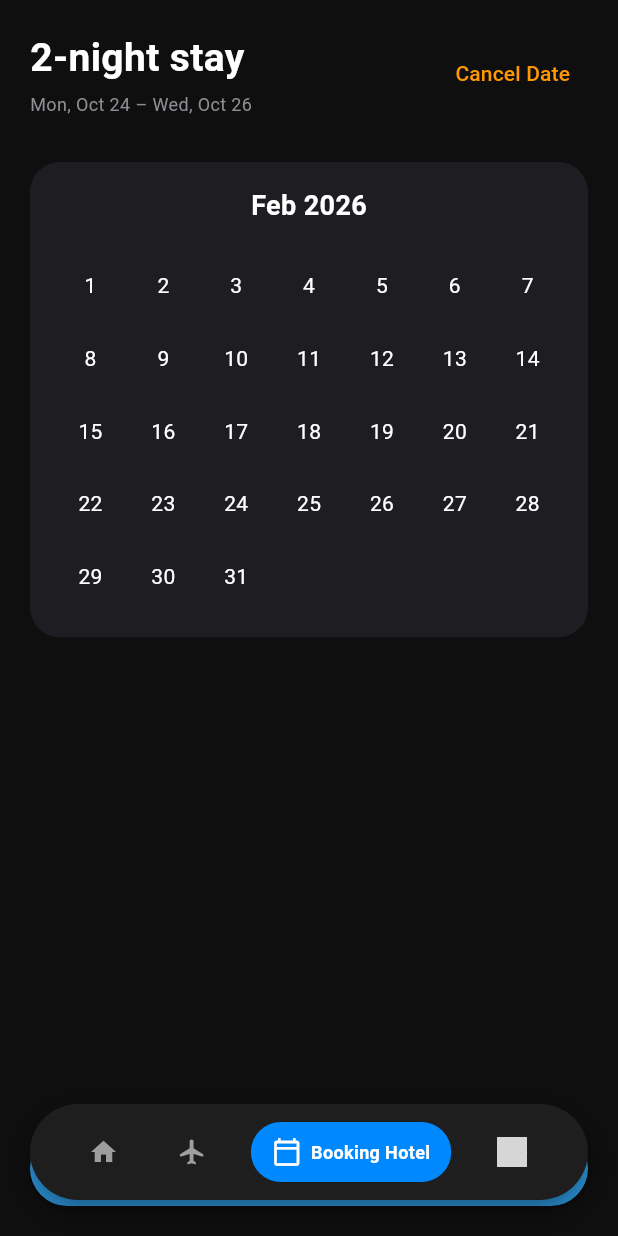
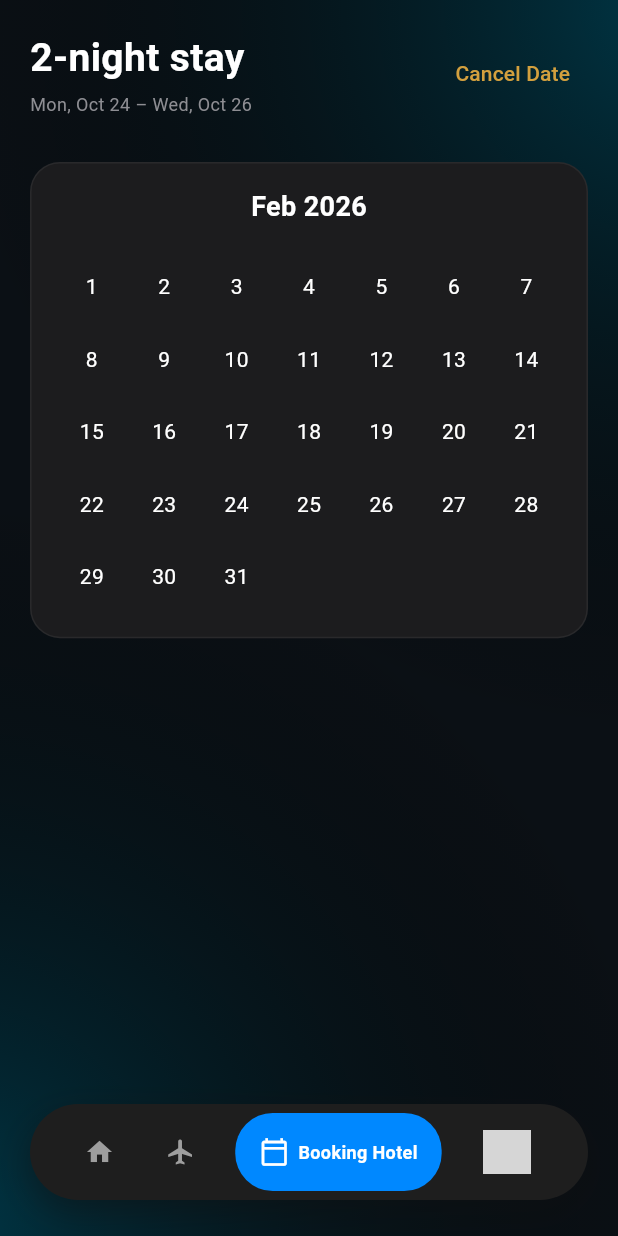
Before and after one commit to Ksumitkumar/test_assignment, a Flutter app: the screen it shows after launch, item 3 of the bottom bar chosen, on a phone screen of 412 x 824 dp. Run offline on Flutter 3.47's test engine with Material 3 defaults, Android fonts, the phone set to English and light mode, and no system bars; our stand-ins replace go_router; network calls fail; grey boxes are pictures that could not be loaded.

Commit message:
color change dynamic done

```diff
--- a/lib/core/app_color.dart
+++ b/lib/core/app_color.dart
@@ -9,4 +9,8 @@ class AppColors {
   static const Color secondaryText = Color(0xFF8E8E93);
   static const Color tagBg = Color(0xFF2C2C30);
   static const Color badgeYellow = Color(0xFFD3A03E);
+  static const Color greyColor = Colors.grey;
+  static const Color transColor = Colors.transparent;
+  static const Color topRightColor = Color(0xFF003848);
+  static const Color bottomLeftColor = Color(0xFF003848);
 }
--- a/lib/core/app_typography.dart
+++ b/lib/core/app_typography.dart
@@ -28,6 +28,6 @@ class AppTypography {
   static const TextStyle button = TextStyle(
     fontSize: 16,
     fontWeight: FontWeight.bold,
-    color: Colors.white,
+    color: AppColors.primaryText,
   );
 }
--- a/lib/core/custom_bottom_nav_bar.dart
+++ b/lib/core/custom_bottom_nav_bar.dart
@@ -63,7 +63,9 @@ class CustomBottomNavBar extends StatelessWidget {
                   )
                 : Icon(
                     icon,
-                    color: isSelected ? Colors.white : AppColors.secondaryText,
+                    color: isSelected
+                        ? AppColors.primaryText
+                        : AppColors.secondaryText,
                     size: 20,
                   ),
             if (isSelected && label != null) ...[
@@ -71,7 +73,7 @@ class CustomBottomNavBar extends StatelessWidget {
               Text(
                 label,
                 style: const TextStyle(
-                  color: Colors.white,
+                  color: AppColors.primaryText,
                   fontWeight: FontWeight.bold,
                 ),
               ),
--- a/lib/features/home_dashboard_scren.dart
+++ b/lib/features/home_dashboard_scren.dart
@@ -1,5 +1,7 @@
 import 'package:flutter/material.dart';
+import 'package:test_assignment/core/app_strings.dart';
 
+import '../core/app_color.dart';
 import '../data/location_data.dart';
 import '../presentation/book_hotel_screen.dart';
 import '../presentation/resort_screen.dart';
@@ -19,7 +21,7 @@ class _HomeDashboardScreenState extends State<HomeDashboardScreen> {
 
   final List<NavTabItem> _navItems = const [
     NavTabItem(title: "Dashboard", icon: Icons.home),
-    NavTabItem(title: "Hotels Resort", icon: Icons.flight_rounded),
+    NavTabItem(title: "Hotels Resort", icon: Icons.flight_outlined),
     NavTabItem(title: "Booking Hotel", icon: Icons.calendar_today_outlined),
     NavTabItem(
       title: "Account",
@@ -53,8 +55,8 @@ class _HomeDashboardScreenState extends State<HomeDashboardScreen> {
                       -1.0), // Changed -1.2 to 1.2 to position at top-right
                   radius: 1.2,
                   colors: [
-                    Color(0xFF003848),
-                    Colors.transparent,
+                    AppColors.topRightColor,
+                    AppColors.transColor,
                   ],
                   stops: [0.0, 1.0],
                 ),
@@ -70,8 +72,8 @@ class _HomeDashboardScreenState extends State<HomeDashboardScreen> {
                   center: Alignment(-1.2, 1.0),
                   radius: 1.2,
                   colors: [
-                    Color(0xFF003848),
-                    Colors.transparent,
+                    AppColors.bottomLeftColor,
+                    AppColors.transColor,
                   ],
                   stops: [0.0, 1.0],
                 ),
@@ -97,7 +99,7 @@ class _HomeDashboardScreenState extends State<HomeDashboardScreen> {
                 borderRadius: BorderRadius.circular(35),
                 boxShadow: [
                   BoxShadow(
-                    color: Colors.black.withOpacity(0.5),
+                    color: AppColors.background.withOpacity(0.5),
                     blurRadius: 20,
                     offset: const Offset(0, 8),
                   ),
@@ -115,13 +117,13 @@ class _HomeDashboardScreenState extends State<HomeDashboardScreen> {
                       duration: const Duration(milliseconds: 300),
                       curve: Curves.easeInOut,
                       padding: EdgeInsets.symmetric(
-                        horizontal: isSelected ? 14 : 10,
-                        vertical: 10,
+                        horizontal: isSelected ? 16 : 8,
+                        vertical: 16,
                       ),
                       decoration: BoxDecoration(
                         color: isSelected
                             ? const Color(0xFF0088FF)
-                            : Colors.transparent,
+                            : AppColors.transColor,
                         borderRadius: BorderRadius.circular(25),
                       ),
                       child: Row(
@@ -134,20 +136,22 @@ class _HomeDashboardScreenState extends State<HomeDashboardScreen> {
                                 shape: BoxShape.circle,
                                 border: Border.all(
                                   color: isSelected
-                                      ? Colors.white
-                                      : Colors.transparent,
+                                      ? AppColors.primaryText
+                                      : AppColors.transColor,
                                   width: 1.5,
                                 ),
                               ),
                               child: CircleAvatar(
-                                radius: 10,
-                                backgroundImage: NetworkImage(item.imageUrl!),
+                                radius: 16,
+                                foregroundImage: NetworkImage(item.imageUrl!),
                               ),
                             )
                           else
                             Icon(
                               item.icon,
-                              color: isSelected ? Colors.white : Colors.grey,
+                              color: isSelected
+                                  ? AppColors.primaryText
+                                  : AppColors.greyColor,
                               size: 20,
                             ),
 
@@ -158,7 +162,7 @@ class _HomeDashboardScreenState extends State<HomeDashboardScreen> {
                               child: Text(
                                 item.title,
                                 style: const TextStyle(
-                                  color: Colors.white,
+                                  color: AppColors.primaryText,
                                   fontWeight: FontWeight.bold,
                                   fontSize: 12,
                                 ),
@@ -229,30 +233,34 @@ class DashboardTab extends StatelessWidget {
                   crossAxisAlignment: CrossAxisAlignment.start,
                   children: [
                     const Text(
-                      "Good Morning\nPrabhat",
+                      AppStrings.greetingHeader,
                       style: TextStyle(
                         fontSize: 28,
                         fontWeight: FontWeight.bold,
-                        color: Colors.white,
+                        color: AppColors.primaryText,
                         height: 1.2,
                       ),
                     ),
                     IconButton(
                       onPressed: () {},
                       icon: const Icon(Icons.drag_handle,
-                          color: Colors.white, size: 28),
+                          color: AppColors.primaryText, size: 28),
                     ),
                   ],
                 ),
                 const SizedBox(height: 24),
                 TextField(
-                  style: const TextStyle(color: Colors.white),
+                  style: const TextStyle(
+                    color: AppColors.primaryText,
+                  ),
                   decoration: InputDecoration(
                     hintText: "Search Location",
-                    hintStyle:
-                        const TextStyle(color: Colors.grey, fontSize: 14),
-                    prefixIcon: const Icon(Icons.search, color: Colors.grey),
-                    suffixIcon: const Icon(Icons.mic_none, color: Colors.grey),
+                    hintStyle: const TextStyle(
+                        color: AppColors.greyColor, fontSize: 14),
+                    prefixIcon:
+                        const Icon(Icons.search, color: AppColors.greyColor),
+                    suffixIcon:
+                        const Icon(Icons.mic_none, color: AppColors.greyColor),
                     filled: true,
                     fillColor: const Color(0xFF1E1E1E),
                     contentPadding: const EdgeInsets.symmetric(vertical: 14),
@@ -353,7 +361,7 @@ class _StackedLocationCard extends StatelessWidget {
                 borderRadius: BorderRadius.circular(24),
                 boxShadow: [
                   BoxShadow(
-                    color: Colors.black.withOpacity(0.4),
+                    color: AppColors.background.withOpacity(0.4),
                     blurRadius: 12,
                     offset: const Offset(0, 6),
                   ),
@@ -368,7 +376,7 @@ class _StackedLocationCard extends StatelessWidget {
                     style: const TextStyle(
                       fontSize: 16,
                       fontWeight: FontWeight.bold,
-                      color: Colors.white,
+                      color: AppColors.primaryText,
                     ),
                   ),
                   const SizedBox(height: 12),
@@ -402,13 +410,13 @@ class _StatTile extends StatelessWidget {
       children: [
         Text(
           label,
-          style: const TextStyle(color: Colors.grey, fontSize: 12),
+          style: const TextStyle(color: AppColors.greyColor, fontSize: 12),
         ),
         const SizedBox(height: 4),
         Text(
           value,
           style: const TextStyle(
-            color: Colors.white,
+            color: AppColors.primaryText,
             fontWeight: FontWeight.bold,
             fontSize: 13,
           ),
--- a/lib/main.dart
+++ b/lib/main.dart
@@ -4,7 +4,6 @@ import 'package:test_assignment/features/home_dashboard_scren.dart';
 import 'package:test_assignment/features/profile_account_screen.dart';
 import 'package:test_assignment/presentation/book_hotel_screen.dart';
 import 'package:test_assignment/presentation/resort_screen.dart';
-import 'package:test_assignment/presentation/splash_screen.dart';
 
 GoRouter goRouter = GoRouter(
   initialLocation: '/',
@@ -43,6 +42,10 @@ class MyApp extends StatelessWidget {
       title: 'Test Assignment',
       routerConfig: goRouter,
       debugShowCheckedModeBanner: false,
+      theme: ThemeData(
+        splashColor: Colors.transparent,
+        highlightColor: Colors.transparent,
+      ),
     );
   }
 }
--- a/lib/presentation/book_hotel_screen.dart
+++ b/lib/presentation/book_hotel_screen.dart
@@ -10,8 +10,48 @@ class BookHotelScreen extends StatelessWidget {
   @override
   Widget build(BuildContext context) {
     return Scaffold(
-      backgroundColor: AppColors.background,
-      body: SafeArea(
+      backgroundColor: const Color(0xFF0B1015),
+      body: Stack(
+        children: [
+          // 1. Dark Base Background
+          Container(color: const Color(0xFF0B1015)),
+
+          // 2. Top-Right Cyan Glow
+          Positioned.fill(
+            child: Container(
+              decoration: const BoxDecoration(
+                gradient: RadialGradient(
+                  center: Alignment(1.2, -1.0),
+                  radius: 1.2,
+                  colors: [
+                    AppColors.topRightColor,
+                    AppColors.transColor,
+                  ],
+                  stops: [0.0, 1.0],
+                ),
+              ),
+            ),
+          ),
+
+          // 3. Bottom-Left Cyan Glow
+          Positioned.fill(
+            child: Container(
+              decoration: const BoxDecoration(
+                gradient: RadialGradient(
+                  center: Alignment(-1.2, 1.0),
+                  radius: 1.2,
+                  colors: [
+                    AppColors.bottomLeftColor,
+                    AppColors.transColor,
+                  ],
+                  stops: [0.0, 1.0],
+                ),
+              ),
+            ),
+          ),
+
+          // 4. Foreground Content
+          SafeArea(
             child: Padding(
               padding: const EdgeInsets.all(20.0),
               child: Column(
@@ -38,7 +78,7 @@ class BookHotelScreen extends StatelessWidget {
                         onPressed: () {},
                         child: const Text(
                           AppStrings.cancelDate,
-                      style: TextStyle(color: Colors.orange),
+                          style: TextStyle(color: AppColors.badgeYellow),
                         ),
                       ),
                     ],
@@ -47,8 +87,12 @@ class BookHotelScreen extends StatelessWidget {
                   Container(
                     padding: const EdgeInsets.all(16),
                     decoration: BoxDecoration(
-                  color: AppColors.cardBg,
+                      color: const Color(0xFF1C1C1E),
                       borderRadius: BorderRadius.circular(20),
+                      border: Border.all(
+                        color: AppColors.primaryText.withOpacity(0.06),
+                        width: 1,
+                      ),
                     ),
                     child: Column(
                       children: [
@@ -67,7 +111,8 @@ class BookHotelScreen extends StatelessWidget {
                           itemCount: 31,
                           itemBuilder: (context, i) {
                             return Center(
-                          child: Text("${i + 1}", style: AppTypography.body),
+                              child:
+                                  Text("${i + 1}", style: AppTypography.body),
                             );
                           },
                         ),
@@ -75,27 +120,29 @@ class BookHotelScreen extends StatelessWidget {
                     ),
                   ),
                   const Spacer(),
-              ElevatedButton(
-                style: ElevatedButton.styleFrom(
-                  backgroundColor: AppColors.primaryBlue,
-                  minimumSize: const Size(double.infinity, 50),
-                  shape: RoundedRectangleBorder(
-                    borderRadius: BorderRadius.circular(25),
-                  ),
-                ),
-                onPressed: () {},
-                child: const Text(
-                  AppStrings.bookingButton,
-                  style: TextStyle(
-                    color: Colors.white,
-                    fontWeight: FontWeight.bold,
+                  // ElevatedButton(
+                  //   style: ElevatedButton.styleFrom(
+                  //     // backgroundColor: AppColors.primaryBlue,
+                  //     minimumSize: const Size(double.infinity, 50),
+                  //     shape: RoundedRectangleBorder(
+                  //       borderRadius: BorderRadius.circular(25),
+                  //     ),
+                  //   ),
+                  //   onPressed: () {},
+                  //   child: const Text(
+                  //     AppStrings.bookingButton,
+                  //     style: TextStyle(
+                  //       color: Colors.white,
+                  //       fontWeight: FontWeight.bold,
+                  //     ),
+                  //   ),
+                  // ),
+                ],
               ),
             ),
           ),
         ],
       ),
-        ),
-      ),
     );
   }
 }
```
Also changed, not shown: lib/features/profile_account_screen.dart (+13 -11 lines), lib/presentation/resort_screen.dart (+18 -18 lines), lib/presentation/splash_screen.dart (deleted, +0 -26 lines). Lines whose indentation alone changed are shown as unchanged.
